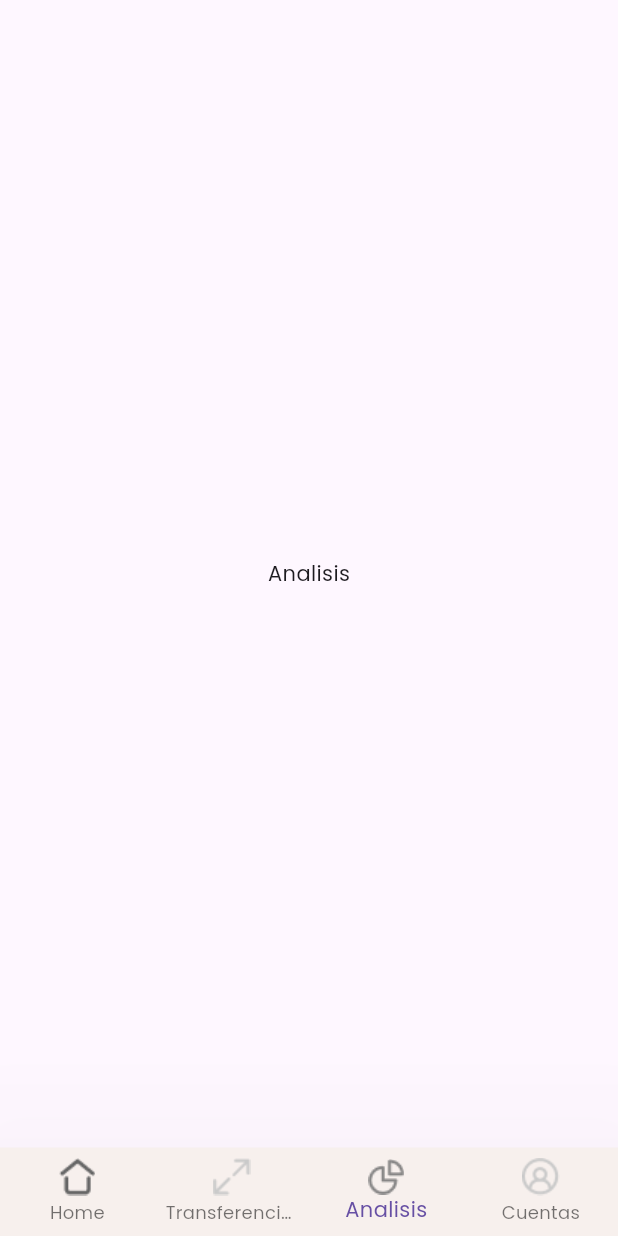
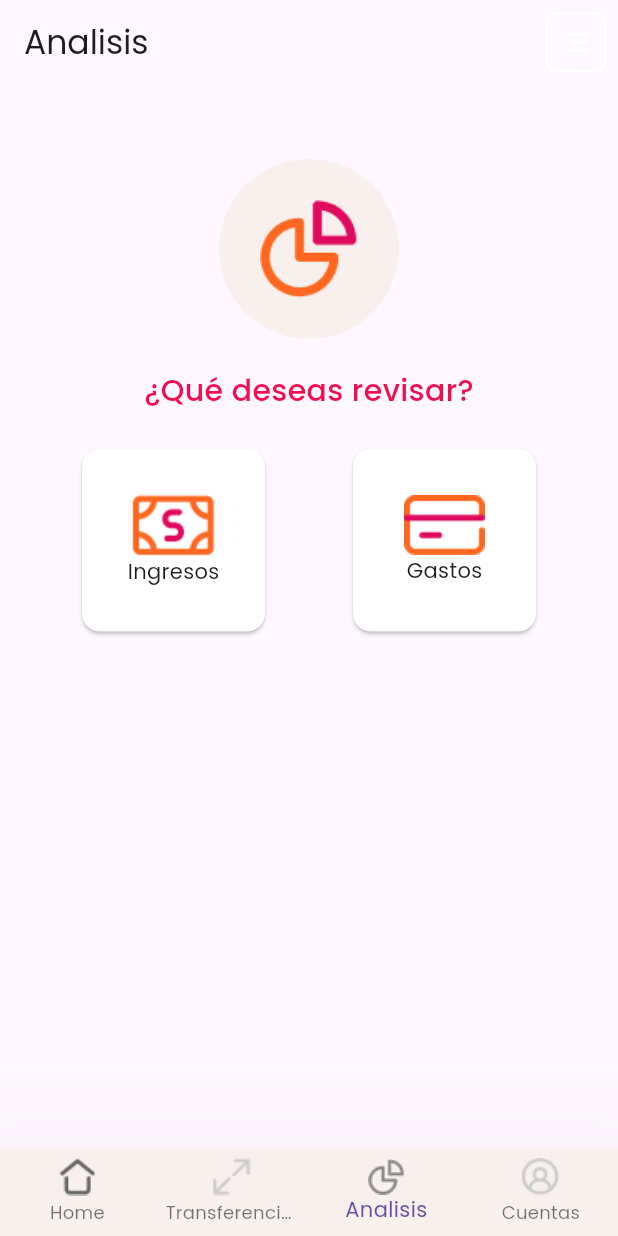
Before and after one commit to ramirezsebas/e_app, a Flutter app: the screen it shows after launch, item 3 of the bottom bar chosen, on a phone screen of 412 x 824 dp. Run offline on Flutter 3.47's test engine with Material 3 defaults, Android fonts, the light colour scheme and no system bars; our stand-ins replace bloc, equatable, flutter_bloc, google_fonts; generated files the repository leaves out were written again.

Commit message:
feat: agregamos la pantalla de analisis

```diff
--- a/lib/app.dart
+++ b/lib/app.dart
@@ -1,4 +1,3 @@
-import 'package:e_app/app/core/widgets/e_app_bar.dart';
 import 'package:e_app/app/data/repositories/account_repository.dart';
 import 'package:e_app/app/data/repositories/movements_repository.dart';
 import 'package:e_app/app/presentation/cubits/account_balance/account_balance_cubit.dart';
--- /dev/null
+++ b/lib/app/core/widgets/e_card.dart
@@ -0,0 +1,35 @@
+import 'package:flutter/material.dart';
+
+class ECard extends StatelessWidget {
+  const ECard({
+    required this.title,
+    required this.icon,
+    this.onTap,
+    super.key,
+  });
+
+  final String title;
+  final Widget icon;
+  final void Function()? onTap;
+
+  @override
+  Widget build(BuildContext context) {
+    return InkWell(
+      onTap: onTap,
+      child: SizedBox(
+        height: 130,
+        width: 130,
+        child: Card(
+          color: Colors.white,
+          child: Column(
+            mainAxisAlignment: MainAxisAlignment.center,
+            children: [
+              icon,
+              Text(title),
+            ],
+          ),
+        ),
+      ),
+    );
+  }
+}
--- a/lib/app/presentation/screens/analisis_screen.dart
+++ b/lib/app/presentation/screens/analisis_screen.dart
@@ -1,3 +1,5 @@
+import 'package:e_app/app/core/widgets/e_card.dart';
+import 'package:e_app/gen/assets.gen.dart';
 import 'package:flutter/material.dart';
 
 class AnalisisScreen extends StatelessWidget {
@@ -7,8 +9,58 @@ class AnalisisScreen extends StatelessWidget {
 
   @override
   Widget build(BuildContext context) {
-    return const Center(
-      child: Text('Analisis'),
+    return Scaffold(
+      appBar: AppBar(
+        title: const Text('Analisis'),
+        actions: [
+          IconButton(
+            onPressed: () {},
+            icon: Assets.icons.drawer.image(),
+          ),
+        ],
+      ),
+      body: SingleChildScrollView(
+        padding: const EdgeInsets.only(
+          top: 50,
+        ),
+        child: Column(
+          children: [
+            Container(
+              height: 120,
+              width: 120,
+              decoration: const BoxDecoration(
+                shape: BoxShape.circle,
+                color: Color(0xffF7F0ED),
+              ),
+              child: Assets.icons.analyticsShape.image(),
+            ),
+            const SizedBox(height: 20),
+            const Text(
+              '¿Qué deseas revisar?',
+              style: TextStyle(
+                fontSize: 20,
+                fontWeight: FontWeight.w500,
+                color: Color(0xffF00E51),
+              ),
+            ),
+            const SizedBox(height: 20),
+            Row(
+              mainAxisAlignment: MainAxisAlignment.spaceEvenly,
+              children: [
+                ECard(
+                  title: 'Ingresos',
+                  icon: Assets.icons.income.image(),
+                ),
+                ECard(
+                  title: 'Gastos',
+                  icon: Assets.icons.expense.image(),
+                  onTap: () {},
+                ),
+              ],
+            ),
+          ],
+        ),
+      ),
     );
   }
 }
```
